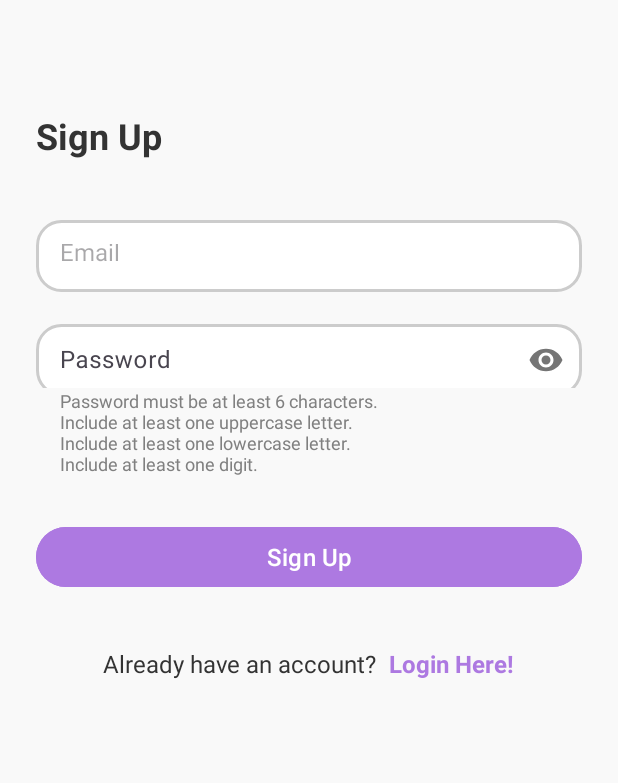
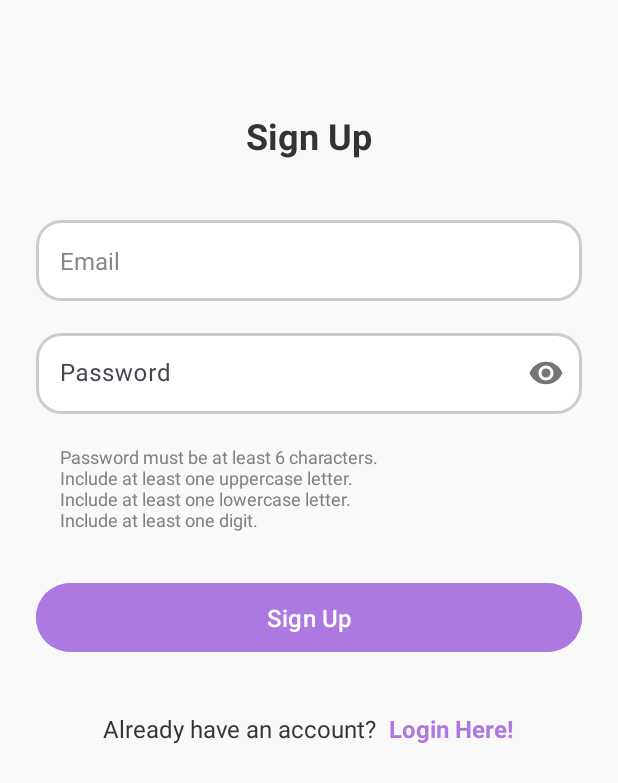
Before and after one commit to jichunling/MyStudyBuddy, an Android app: the SignupActivity screen opened directly, with no data from a screen before it, on a phone screen of 412 x 824 dp. Shown: the top 783 px of the screen. Run offline under Robolectric (Android 15) with nearby library versions, the light colour scheme and no system bars.

Commit message:
Fixed the UI on login, signup and compile errors

```diff
--- a/app/src/main/res/layout/activity_signup.xml
+++ b/app/src/main/res/layout/activity_signup.xml
@@ -1,9 +1,9 @@
 <?xml version="1.0" encoding="utf-8"?>
 <LinearLayout xmlns:android="http://schemas.android.com/apk/res/android"
     xmlns:tools="http://schemas.android.com/tools"
+    xmlns:app="http://schemas.android.com/apk/res-auto"
     android:layout_width="match_parent"
     android:layout_height="match_parent"
-    xmlns:app="http://schemas.android.com/apk/res-auto"
     android:orientation="vertical"
     android:padding="24dp"
     android:background="#F9F9F9">
@@ -15,70 +15,72 @@
         android:text="Sign Up"
         android:textSize="24sp"
         android:textColor="#333333"
-        android:layout_marginBottom="40dp"
         android:textStyle="bold"
-        android:layout_marginTop="50dp"/>
+        android:layout_gravity="center_horizontal"
+        android:layout_marginTop="50dp"
+        android:layout_marginBottom="40dp"/>
 
     <EditText
         android:id="@+id/editTextEmail"
         android:layout_width="match_parent"
-        android:layout_height="48dp"
+        android:layout_height="wrap_content"
         android:hint="Email"
         android:textColor="#333333"
+        android:textColorHint="#888888"
         android:background="@drawable/edittext_background"
+        android:padding="16dp"
         android:layout_marginBottom="16dp"
-        android:padding="16dp"
-        android:textSize="16sp"/>
-
+        android:textSize="16sp"
+        android:inputType="textEmailAddress"/>
 
     <com.google.android.material.textfield.TextInputLayout
         android:layout_width="match_parent"
-        android:layout_height="48dp"
-        android:textColor="#333333"
-        app:passwordToggleEnabled="true">
+        android:layout_height="wrap_content"
+        app:passwordToggleEnabled="true"
+        android:layout_marginBottom="20dp">
 
         <EditText
             android:id="@+id/editTextPassword"
             android:layout_width="match_parent"
-            android:layout_height="48dp"
-            android:layout_marginBottom="20dp"
+            android:layout_height="wrap_content"
             android:background="@drawable/edittext_background"
             android:hint="Password"
             android:textColor="#333333"
+            android:textColorHint="#888888"
             android:inputType="textPassword"
             android:padding="16dp"
             android:textSize="16sp"
-            tools:ignore="Autofill,HardcodedText" />
-
+            tools:ignore="Autofill,HardcodedText"/>
     </com.google.android.material.textfield.TextInputLayout>
 
     <TextView
         android:id="@+id/textViewPasswordRequirements"
         android:layout_width="match_parent"
         android:layout_height="wrap_content"
-        android:layout_marginBottom="30dp"
-        android:paddingLeft="16dp"
         android:text="Password must be at least 6 characters.\nInclude at least one uppercase letter.\nInclude at least one lowercase letter.\nInclude at least one digit."
         android:textColor="#808080"
-        android:textSize="12sp" />
+        android:textSize="12sp"
+        android:paddingStart="16dp"
+        android:layout_marginBottom="30dp"/>
 
     <Button
         android:id="@+id/buttonSignup"
         android:layout_width="match_parent"
         android:layout_height="wrap_content"
         android:text="Sign Up"
+        android:textSize="16sp"
         android:textColor="#FFFFFF"
         android:backgroundTint="@color/primaryColor"
-        android:layout_marginBottom="20dp"
-        android:textSize="16sp"
-        android:layout_gravity="center"/>
+        android:elevation="2dp"
+        android:paddingVertical="12dp"
+        android:layout_marginBottom="20dp"/>
 
     <LinearLayout
-        android:orientation="horizontal"
         android:layout_width="wrap_content"
         android:layout_height="wrap_content"
-        android:layout_marginTop="16dp"
-        android:layout_gravity="center">
+        android:orientation="horizontal"
+        android:layout_gravity="center"
+        android:layout_marginTop="16dp">
 
         <TextView
             android:id="@+id/textViewAlreadyHaveAccount"
@@ -97,7 +99,6 @@
             android:textColor="@color/primaryColor"
             android:textStyle="bold"
             android:layout_marginStart="8dp"/>
-
     </LinearLayout>
 
 </LinearLayout>
```
Also changed, not shown: app/src/main/res/layout/activity_login.xml (+31 -24 lines), app/src/main/res/layout/activity_topic_preference.xml (+5 -3 lines), app/src/main/res/drawable/img.png (added).
